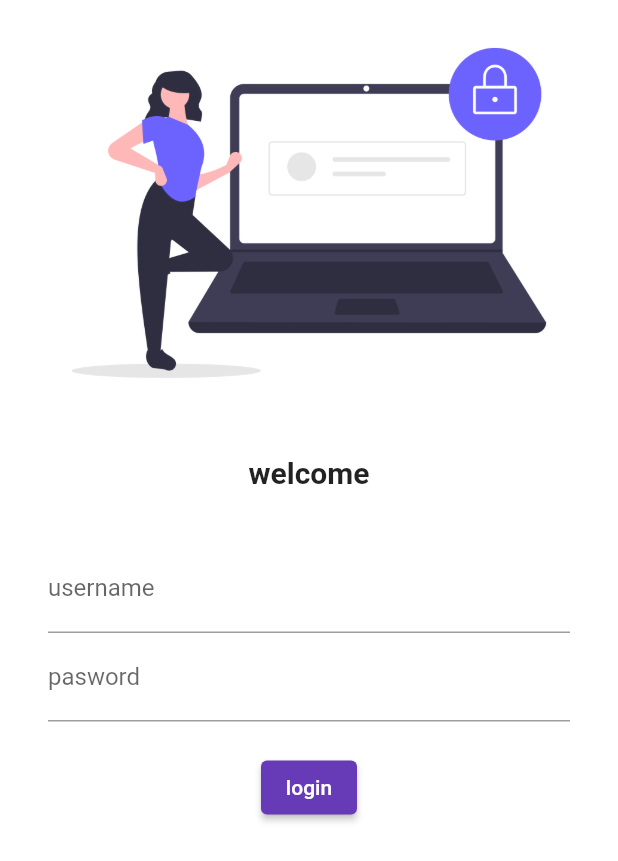
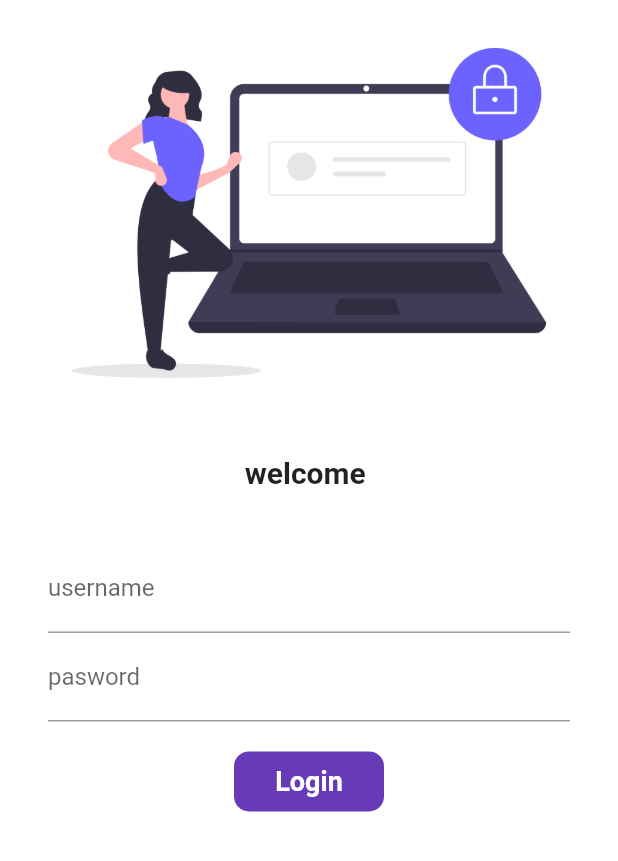
Before and after one commit to abdulhayee181/30-days-of-flutter, a Flutter app: the LoginPage screen opened by its route, on a phone screen of 412 x 824 dp. Shown: the top 861 px of the screen. Run offline on Flutter 3.47's test engine with Material 2 defaults, Android fonts, the phone set to English and light mode, and no system bars.

Commit message:
themes_extracted

```diff
--- a/lib/pages/home_page.dart
+++ b/lib/pages/home_page.dart
@@ -1,5 +1,5 @@
 import 'package:flutter/material.dart';
-//import 'package:hello_world/main.dart';
+import 'package:hello_world/widgets/drawer.dart';
 
 class HomePage extends StatelessWidget {
   final int days = 40;
@@ -13,7 +13,7 @@ class HomePage extends StatelessWidget {
           child: Text("welcometo $days days of flutter"),
         ),
       ),
-      drawer: Drawer(),
+      drawer: MyDrawer(),
     );
   }
 }
--- a/lib/pages/login_page.dart
+++ b/lib/pages/login_page.dart
@@ -1,19 +1,43 @@
 import 'package:flutter/material.dart';
+import 'package:hello_world/utillls/routes.dart';
 
-class LoginPage extends StatelessWidget {
-  Widget build(BuildContext) {
+class LoginPage extends StatefulWidget {
+  @override
+  _LoginPageState createState() => _LoginPageState();
+}
+ String name = "";
+ bool changebutton =false;
+ final GlobalKey<FormState> formkey = GlobalKey <FormState> ();
+  class _LoginPageState extends State<LoginPage> {
+     moveToHome (BuildContext context) async {
+       if (formkey.currentState!.validate()){
+        setState(() {
+                    changebutton=true;
+                  });
+                  await Future.delayed(Duration(seconds: 1));
+                    await Navigator.pushNamed(context, MyRouts.homerout);
+                     setState(() {
+                    changebutton=false;
+                  });
+       }
+     }
+
+@override
+    Widget build(BuildContext context) {
     return Material(
       color: Colors.white,
         child: SingleChildScrollView(
+          child: Form(
+            key: formkey,
             child: Column(
               children: [
               Image.asset("assests/images/login_page.png",
-          fit: BoxFit.cover
+            fit: BoxFit.cover,
             ),
             SizedBox(
               height: 20,
             ),
-            Text("welcome",
+              Text("welcome $name",
                 style: TextStyle(
                   fontSize: 20,
                   fontWeight: FontWeight.bold ),
@@ -30,6 +54,16 @@ class LoginPage extends StatelessWidget {
                   hintText: "Enter username",
                   labelText: "username",
                 ),
+                validator: (String? value){
+                  if (value!.isEmpty){
+                  return "username can not be empty";
+                  }
+                  return null;
+                },
+                 onChanged: (value){
+                  name = value;
+                  setState(() {});
+                },
               ),
               TextFormField(
                 obscureText: true,
@@ -37,17 +71,51 @@ class LoginPage extends StatelessWidget {
                   hintText: "Enter pasword",
                   labelText: "pasword",
                 ),
+                  validator: (String? value){
+                   if (value!.isEmpty ){
+                  return "pasword can not be empty";
+                  }
+                  else if (value.length<5){
+                     return "pasword can not be less than 6 digits";
+                  }
+                  return null;
+
+                  }
+
               ),
               SizedBox(
               height: 20,
             ),
-          ElevatedButton(
-            child: Text("login"),
-            onPressed: () {},
+             Material(
+              borderRadius: BorderRadius.circular(changebutton? 50:10),
+              color:Colors.deepPurple,
+
+               child: InkWell(
+                onTap: () => moveToHome(context),
+
+                  child: Ink(
+                    child : AnimatedContainer( duration: Duration(seconds:1),
+                      width: changebutton? 50 :100,
+                      height: 40,
+                     alignment: Alignment.center,
+                      child: changebutton? Icon(Icons.done,color: Colors.white,) :
+                      Text("Login",style: TextStyle(
+                        color: Colors.white,
+                        fontWeight: FontWeight.bold,
+                        fontSize:18, ),
                         ),
-            ],),
-          )
+                        ),
+                    ),
+                      ),
+                  ),
+
+
               ],
+
+                ),
+            ),
+            ],
+            ),
          ),
         ),
     );
--- /dev/null
+++ b/lib/utillls/routes.dart
@@ -0,0 +1,5 @@
+class MyRouts {
+  static String loginrout = "/login";
+  static String homerout = "/home";
+
+}
```
Also changed, not shown: lib/main.dart (+8 -6 lines), lib/widgets/drawer.dart (added, +66 -0 lines). Lines whose indentation alone changed are shown as unchanged.
